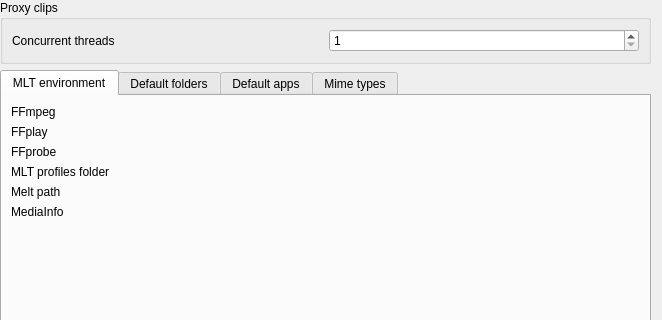
This is src/ui/configenv_ui.ui in KDE/kdenlive as Qt 5 draws it before an edit; both pictures show x 0 to 662 and y 0 to 320 of the 662 by 468 pixel window. The edited form follows.
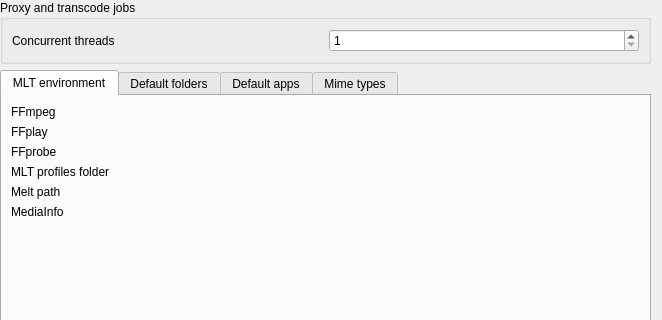
This is the edited form. Custom widgets are drawn as their Qt base class.

Commit message: Make number of concurrent proxy/transcode jobs configurable Port filterclipjob to new task framework (currently only works for clip, not tracks/master)

```diff
--- a/src/ui/configenv_ui.ui
+++ b/src/ui/configenv_ui.ui
@@ -20,7 +20,7 @@
    <item row="0" column="0">
     <widget class="QGroupBox" name="groupBox">
      <property name="title">
-      <string>Proxy clips</string>
+      <string>Proxy and transcode jobs</string>
      </property>
      <layout class="QGridLayout" name="gridLayout_4">
       <item row="0" column="1">
```
The commit also changes 5 other files.
